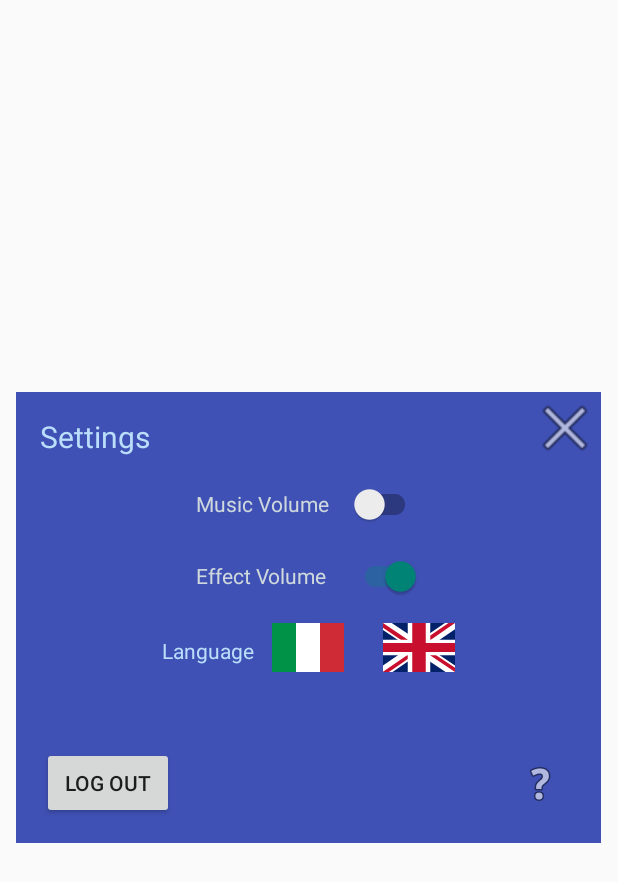
After one commit to Pasquale461/CulturalWealth, an Android app: the layout options.xml on its own in the app's theme, with its tools: preview values and no code run, on a phone screen of 412 x 824 dp. The commit adds this screen. Shown: the top 882 px of the screen. Run offline under Robolectric (Android 15) with nearby library versions, the light colour scheme and no system bars.

Commit message:
Creazione popoup impostazioni e gestione audio

```diff
--- a/app/src/main/java/it/uniba/dib/sms222316/Home.java
+++ b/app/src/main/java/it/uniba/dib/sms222316/Home.java
@@ -4,14 +4,17 @@ import static it.uniba.dib.sms222316.Utility.showToast;
 
 import androidx.annotation.NonNull;
 import androidx.appcompat.app.AppCompatActivity;
+import androidx.appcompat.widget.SwitchCompat;
 import androidx.cardview.widget.CardView;
 
 import android.content.Intent;
+import android.media.MediaPlayer;
 import android.os.Bundle;
 import android.view.View;
 import android.view.WindowManager;
 import android.widget.Button;
 import android.widget.EditText;
+import android.widget.ImageButton;
 import android.widget.Toast;
 
 import com.google.android.gms.auth.api.signin.GoogleSignIn;
@@ -29,7 +32,10 @@ import java.util.Map;
 import java.util.Random;
 
 public class Home extends AppCompatActivity {
-    Button Option, usrbtn;
+    Button Play, usrbtn;
+    ImageButton Settings;
+    MediaPlayer main_ost,effect;
+    SwitchCompat mVolume,eVolume;
     GoogleSignInOptions gso;
     GoogleSignInClient gsc;
     EditText usrtext;
@@ -47,6 +53,7 @@ public class Home extends AppCompatActivity {
         //popup username
         PopupDialog popupDialog = new PopupDialog(Home.this, Home.this);
         popupDialog.setCanceledOnTouchOutside(false);
+        //Todo : bug quando
         //
         gso = new GoogleSignInOptions.Builder(GoogleSignInOptions.DEFAULT_SIGN_IN)
                 .requestEmail()
@@ -74,8 +81,8 @@ public class Home extends AppCompatActivity {
             public void onClick(View v) {
 
                 Map Us = new HashMap<>();
-                Us.put("email", account.getEmail());
-                Us.put("nome",Accountstring);
+                Us.put("email", Accountstring);
+                Us.put("nome",usrtext.getText().toString());
                 FirebaseFirestore db = FirebaseFirestore.getInstance();
                 db.collection("Users").document(getRandomHexString(10)).set(Us)
                         .addOnSuccessListener(new OnSuccessListener<Void>() {
@@ -104,7 +111,7 @@ public class Home extends AppCompatActivity {
 
         FirebaseFirestore db = FirebaseFirestore.getInstance();
         db.collection("Users")
-                .whereEqualTo("email", account.getEmail())
+                .whereEqualTo("email", Accountstring)
                 .get()
                 .addOnSuccessListener(new OnSuccessListener<QuerySnapshot>() {
                     @Override
@@ -129,7 +136,37 @@ public class Home extends AppCompatActivity {
                     }
                 });
 
+        Settings = findViewById(R.id.settings);
+        PopupSettings popupSettings = new PopupSettings(Home.this,Home.this);
 
+        //main ost
+        main_ost = MediaPlayer.create(this, R.raw.electricpistol);
+        effect = MediaPlayer.create(this, R.raw.sound);
+        mVolume=popupSettings.findViewById(R.id.vol_musica);
+        eVolume=popupSettings.findViewById(R.id.vol_effetti);
+
+        if(mVolume.isChecked()){
+            main_ost.start();
+        }
+
+        Play = findViewById(R.id.button);
+        Play.setOnClickListener(new View.OnClickListener() {
+            @Override
+            public void onClick(View v) {
+                if(eVolume.isChecked()) {
+                    effect.start();
+                }
+            }
+        });
+
+
+        Settings.setOnClickListener(new View.OnClickListener() {
+            @Override
+            public void onClick(View v) {
+                //APRIRE popup impostazioni
+                popupSettings.show();
+            }
+        });
     }
 
     public void onBackPressed() {
--- a/app/src/main/java/it/uniba/dib/sms222316/Login.java
+++ b/app/src/main/java/it/uniba/dib/sms222316/Login.java
@@ -70,7 +70,7 @@ public class Login extends AppCompatActivity {
 
         }
 
-        //Creazione triggher  onclick
+        //Creazione trigger  onclick
         Login.setOnClickListener((v)-> loginUser());
         loginWithGoogle.setOnClickListener(new View.OnClickListener() {
             @Override
--- /dev/null
+++ b/app/src/main/java/it/uniba/dib/sms222316/PopupSettings.java
@@ -0,0 +1,84 @@
+package it.uniba.dib.sms222316;
+
+import static android.content.Context.MODE_PRIVATE;
+
+import android.app.Dialog;
+import android.content.Context;
+import android.content.SharedPreferences;
+import android.media.MediaPlayer;
+import android.view.View;
+
+import androidx.annotation.NonNull;
+import androidx.appcompat.widget.SwitchCompat;
+
+public class PopupSettings extends Dialog {
+    SwitchCompat eVolume,mVolume;
+    boolean effect_boolean,music_boolean;
+MediaPlayer main_ost;
+    public PopupSettings(@NonNull Context context, final Home home) {
+        super(context);
+        setContentView(R.layout.options);
+        main_ost = MediaPlayer.create(context, R.raw.electricpistol);
+
+        eVolume = findViewById(R.id.vol_effetti);
+        mVolume = findViewById(R.id.vol_musica);
+        eVolume.setOnClickListener(new View.OnClickListener() {
+            @Override
+            public void onClick(View v) {
+                SoundSwitchE();
+            }
+        });
+        mVolume.setOnClickListener(new View.OnClickListener() {
+            @Override
+            public void onClick(View v) {
+                SoundSwitchM();
+            }
+        });
+        load();
+        updatev();
+    }
+
+    public void SoundSwitchM(){
+        if(mVolume.isChecked()){
+            SharedPreferences.Editor share = getContext().getSharedPreferences("editor", MODE_PRIVATE).edit();
+            share.putBoolean("vol_musica",true);
+            share.apply();
+            mVolume.setChecked(true);
+            main_ost.start();
+        }else{
+            SharedPreferences.Editor share = getContext().getSharedPreferences("editor", MODE_PRIVATE).edit();
+            share.putBoolean("vol_musica",false);
+            share.apply();
+            mVolume.setChecked(false);
+            main_ost.pause();
+        }
+    }
+
+    public void SoundSwitchE(){
+        if(eVolume.isChecked()){
+            SharedPreferences.Editor share = getContext().getSharedPreferences("editor", MODE_PRIVATE).edit();
+            share.putBoolean("vol_effetti",true);
+            share.apply();
+            eVolume.setChecked(true);
+        }else{
+            SharedPreferences.Editor editor = getContext().getSharedPreferences("editor", MODE_PRIVATE).edit();
+            editor.putBoolean("vol_effetti",false);
+            editor.apply();
+            eVolume.setChecked(false);
+        }
+    }
+
+    public void load(){
+        SharedPreferences getSound = getContext().getSharedPreferences("editor", MODE_PRIVATE);
+        effect_boolean = getSound.getBoolean("vol_effetti",false);
+        music_boolean = getSound.getBoolean("vol_musica",true);
+
+    }
+    public void updatev(){
+        eVolume.setChecked(effect_boolean);
+        mVolume.setChecked(music_boolean);
+    }
+
+
+
+}
--- /dev/null
+++ b/app/src/main/res/drawable/en_flag.xml
@@ -0,0 +1,21 @@
+<vector xmlns:android="http://schemas.android.com/apk/res/android"
+    android:width="70dp"
+    android:height="48dp"
+    android:viewportWidth="512"
+    android:viewportHeight="512">
+  <path
+      android:pathData="M0,0h512v512H0z"
+      android:fillColor="#012169"/>
+  <path
+      android:pathData="M512,0v64L322,256l190,187v69h-67L254,324 68,512H0v-68l186,-187L0,74V0h62l192,188L440,0z"
+      android:fillColor="#FFF"/>
+  <path
+      android:pathData="m184,324 l11,34L42,512L0,512v-3l184,-185zM308,312 L362,320 512,467v45L308,312zM512,0 L320,196l-4,-44L466,0h46zM0,1l193,189 -59,-8L0,49L0,1z"
+      android:fillColor="#C8102E"/>
+  <path
+      android:pathData="M176,0v512h160V0H176zM0,176v160h512V176H0z"
+      android:fillColor="#FFF"/>
+  <path
+      android:pathData="M0,208v96h512v-96H0zM208,0v512h96V0h-96z"
+      android:fillColor="#C8102E"/>
+</vector>
--- /dev/null
+++ b/app/src/main/res/drawable/it_flag.xml
@@ -0,0 +1,18 @@
+<vector xmlns:android="http://schemas.android.com/apk/res/android"
+    android:width="70dp"
+    android:height="48dp"
+    android:viewportWidth="512"
+    android:viewportHeight="512">
+  <path
+      android:pathData="M0,0h512v512H0z"
+      android:fillColor="#fff"
+      android:fillType="evenOdd"/>
+  <path
+      android:pathData="M0,0h170.7v512H0z"
+      android:fillColor="#009246"
+      android:fillType="evenOdd"/>
+  <path
+      android:pathData="M341.3,0H512v512H341.3z"
+      android:fillColor="#ce2b37"
+      android:fillType="evenOdd"/>
+</vector>
--- a/app/src/main/res/layout/activity_home.xml
+++ b/app/src/main/res/layout/activity_home.xml
@@ -27,11 +27,11 @@
             android:textSize="15sp"
 
             app:layout_constraintBottom_toBottomOf="parent"
-            app:layout_constraintEnd_toStartOf="@+id/imageButton2"
+            app:layout_constraintEnd_toStartOf="@+id/settings"
             app:layout_constraintTop_toTopOf="parent" />
 
         <ImageButton
-            android:id="@+id/imageButton2"
+            android:id="@+id/settings"
             android:layout_width="wrap_content"
             android:layout_height="wrap_content"
             android:layout_marginEnd="12dp"
--- /dev/null
+++ b/app/src/main/res/layout/options.xml
@@ -0,0 +1,167 @@
+<?xml version="1.0" encoding="utf-8"?>
+<androidx.constraintlayout.widget.ConstraintLayout xmlns:android="http://schemas.android.com/apk/res/android"
+    xmlns:app="http://schemas.android.com/apk/res-auto"
+    xmlns:tools="http://schemas.android.com/tools"
+    android:id="@+id/opzioni"
+    android:layout_width="390dp"
+    android:layout_height="wrap_content"
+    android:layout_gravity="center"
+    android:background="#3F51B5">
+
+    <Button
+        android:id="@+id/disconnetti"
+        android:layout_width="wrap_content"
+        android:layout_height="wrap_content"
+        android:layout_marginBottom="16dp"
+        android:text="@string/log_out"
+        app:layout_constraintBottom_toBottomOf="parent"
+        app:layout_constraintEnd_toEndOf="parent"
+        app:layout_constraintHorizontal_bias="0.057"
+        app:layout_constraintStart_toStartOf="parent"
+        app:layout_constraintTop_toBottomOf="@+id/textView2"
+        app:layout_constraintVertical_bias="1.0" />
+
+    <TextView
+        android:id="@+id/textView2"
+        android:layout_width="wrap_content"
+        android:layout_height="wrap_content"
+        android:layout_marginStart="16dp"
+        android:layout_marginTop="16dp"
+        android:layout_marginEnd="297dp"
+        android:layout_marginBottom="257dp"
+        android:text="@string/settings"
+        android:textColor="#BBDEFB"
+        android:textSize="20sp"
+        app:layout_constraintBottom_toBottomOf="parent"
+        app:layout_constraintEnd_toEndOf="parent"
+        app:layout_constraintHorizontal_bias="0.0"
+        app:layout_constraintStart_toStartOf="parent"
+        app:layout_constraintTop_toTopOf="parent"
+        app:layout_constraintVertical_bias="0.0" />
+
+    <Button
+        android:id="@+id/esci"
+        android:layout_width="48dp"
+        android:layout_height="48dp"
+        android:background="@android:drawable/ic_menu_close_clear_cancel"
+        android:contentDescription="@android:string/cancel"
+        app:layout_constraintBottom_toBottomOf="parent"
+        app:layout_constraintEnd_toEndOf="parent"
+        app:layout_constraintHorizontal_bias="1.0"
+        app:layout_constraintStart_toStartOf="parent"
+        app:layout_constraintTop_toTopOf="parent"
+        app:layout_constraintVertical_bias="0.0" />
+
+    <androidx.constraintlayout.widget.ConstraintLayout
+        android:id="@+id/volumi"
+        android:layout_width="wrap_content"
+        android:layout_height="wrap_content"
+        android:layout_marginStart="120dp"
+        android:layout_marginTop="50dp"
+        android:layout_marginEnd="120dp"
+        android:layout_marginBottom="154dp"
+        app:layout_constraintBottom_toBottomOf="parent"
+        app:layout_constraintEnd_toEndOf="parent"
+        app:layout_constraintStart_toStartOf="parent"
+        app:layout_constraintTop_toTopOf="parent">
+
+        <androidx.appcompat.widget.SwitchCompat
+            android:id="@+id/vol_musica"
+            android:layout_width="150dp"
+            android:layout_height="48dp"
+            android:soundEffectsEnabled="true"
+            android:text="@string/music"
+            android:textColor="#CFD8DC"
+            app:layout_constraintBottom_toTopOf="@+id/vol_effetti"
+            app:layout_constraintEnd_toEndOf="parent"
+            app:layout_constraintStart_toStartOf="parent"
+            app:layout_constraintTop_toTopOf="parent"
+            app:splitTrack="false" />
+
+        <androidx.appcompat.widget.SwitchCompat
+            android:id="@+id/vol_effetti"
+            android:layout_width="150dp"
+            android:layout_height="48dp"
+            android:checked="true"
+            android:text="@string/effect"
+            android:textColor="#CFD8DC"
+            app:layout_constraintBottom_toBottomOf="parent"
+            app:layout_constraintEnd_toEndOf="parent"
+            app:layout_constraintStart_toStartOf="parent"
+            app:layout_constraintTop_toBottomOf="@+id/vol_musica" />
+    </androidx.constraintlayout.widget.ConstraintLayout>
+
+    <androidx.constraintlayout.widget.ConstraintLayout
+        android:id="@+id/constraintLayout"
+        android:layout_width="227dp"
+        android:layout_height="wrap_content"
+        app:layout_constraintBottom_toBottomOf="parent"
+        app:layout_constraintEnd_toEndOf="parent"
+        app:layout_constraintStart_toStartOf="parent"
+        app:layout_constraintTop_toBottomOf="@+id/volumi"
+        app:layout_constraintVertical_bias="0.0">
+
+        <TextView
+            android:id="@+id/textView5"
+            android:layout_width="wrap_content"
+            android:layout_height="wrap_content"
+            android:layout_marginStart="16dp"
+            android:text="@string/language"
+            android:textColor="#BBDEFB"
+            app:layout_constraintBottom_toBottomOf="parent"
+            app:layout_constraintEnd_toStartOf="@+id/lingua_it"
+            app:layout_constraintHorizontal_bias="0.0"
+            app:layout_constraintStart_toStartOf="parent"
+            app:layout_constraintTop_toTopOf="parent"
+            app:layout_constraintVertical_bias="0.551" />
+
+        <ImageButton
+            android:id="@+id/lingua_it"
+            android:layout_width="48dp"
+            android:layout_height="wrap_content"
+            android:background="?attr/selectableItemBackgroundBorderless"
+            android:contentDescription="italiano"
+            android:scaleType="centerInside"
+            app:layout_constraintBottom_toBottomOf="parent"
+            app:layout_constraintEnd_toEndOf="parent"
+            app:layout_constraintHorizontal_bias="0.497"
+            app:layout_constraintStart_toStartOf="parent"
+            app:layout_constraintTop_toTopOf="parent"
+            app:layout_constraintVertical_bias="0.0"
+            app:srcCompat="@drawable/it_flag" />
+
+        <ImageButton
+            android:id="@+id/lingua_en"
+            android:layout_width="48dp"
+            android:layout_height="wrap_content"
+            android:layout_marginEnd="16dp"
+            android:background="?attr/selectableItemBackgroundBorderless"
+            android:contentDescription="english"
+            android:scaleType="centerInside"
+            app:layout_constraintBottom_toBottomOf="parent"
+            app:layout_constraintEnd_toEndOf="parent"
+            app:layout_constraintHorizontal_bias="1.0"
+            app:layout_constraintStart_toEndOf="@+id/lingua_it"
+            app:layout_constraintTop_toTopOf="parent"
+            app:layout_constraintVertical_bias="0.0"
+            app:srcCompat="@drawable/en_flag" />
+
+    </androidx.constraintlayout.widget.ConstraintLayout>
+
+    <ImageButton
+        android:id="@+id/aiuto"
+        android:layout_width="wrap_content"
+        android:layout_height="wrap_content"
+        android:background="?attr/selectableItemBackgroundBorderless"
+        android:contentDescription="@android:string/untitled"
+        android:minWidth="48dp"
+        android:minHeight="48dp"
+        app:layout_constraintBottom_toBottomOf="parent"
+        app:layout_constraintEnd_toEndOf="parent"
+        app:layout_constraintHorizontal_bias="0.93"
+        app:layout_constraintStart_toEndOf="@+id/disconnetti"
+        app:layout_constraintTop_toTopOf="parent"
+        app:layout_constraintVertical_bias="0.94"
+        app:srcCompat="@android:drawable/ic_menu_help" />
+
+</androidx.constraintlayout.widget.ConstraintLayout>
--- a/app/src/main/res/values/strings.xml
+++ b/app/src/main/res/values/strings.xml
@@ -14,4 +14,11 @@
     <string name="monuments">Monuments</string>
     <string name="paintings">Paintings</string>
     <string name="characters">Characters</string>
+    <!-- Settings -->
+    <string name="log_out">Log Out</string>
+    <string name="settings">Settings</string>
+    <string name="music">Music Volume</string>
+    <string name="effect">Effect Volume</string>
+    <string name="language">Language</string>
+
 </resources>
```
Also changed, not shown: 3 other files.
